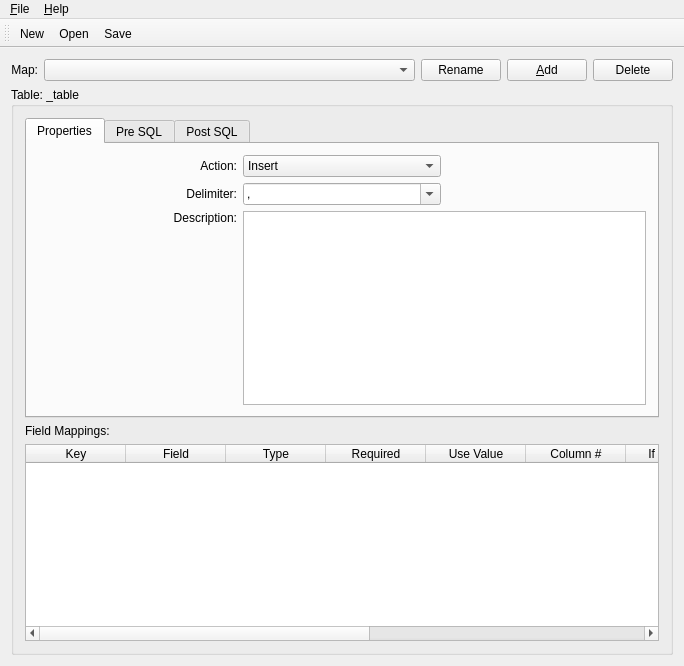
This is plugin/csvatlaswindow.ui in mmicr001/csvimp as Qt 5 draws it before an edit. The edited form follows.
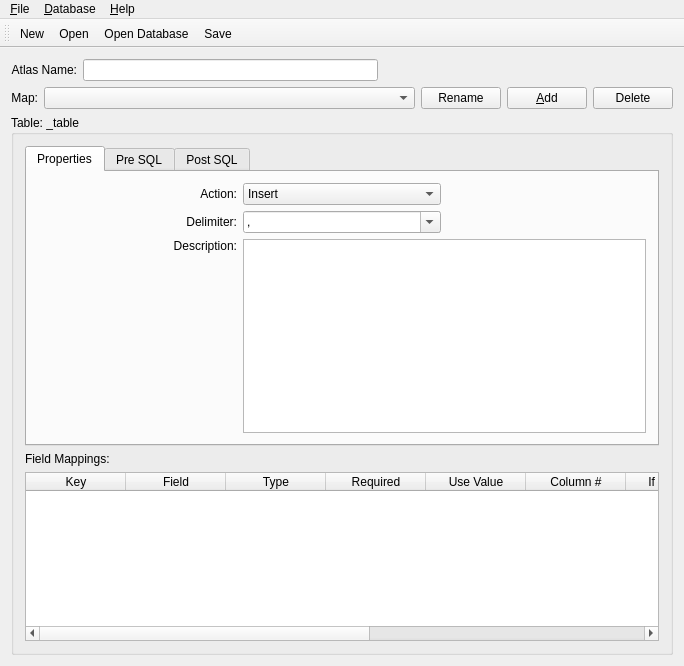
This is the edited form. Icons and pictures are not drawn.

Commit message: CSVImp: Add ability to save Atlas Maps to database (and process).  Fix icon images

```diff
--- a/plugin/csvatlaswindow.ui
+++ b/plugin/csvatlaswindow.ui
@@ -15,6 +15,39 @@
   </property>
   <widget class="QWidget" name="widget">
    <layout class="QVBoxLayout">
+    <item>
+     <layout class="QHBoxLayout">
+      <item>
+       <widget class="QLabel" name="_atlasNameLit">
+        <property name="text">
+         <string>Atlas Name:</string>
+        </property>
+        <property name="alignment">
+         <set>Qt::AlignRight|Qt::AlignTrailing|Qt::AlignVCenter</set>
+        </property>
+       </widget>
+      </item>
+      <item>
+       <widget class="QLineEdit" name="_atlasName" />
+      </item>
+      <item>
+       <spacer name="_spacer1">
+        <property name="orientation">
+         <enum>Qt::Horizontal</enum>
+        </property>
+        <property name="sizeType">
+         <enum>QSizePolicy::Expanding</enum>
+        </property>
+        <property name="sizeHint" stdset="0">
+         <size>
+          <width>20</width>
+          <height>0</height>
+         </size>
+        </property>
+       </spacer>
+      </item>
+     </layout>
+    </item>
     <item>
      <layout class="QHBoxLayout">
       <item>
@@ -321,6 +354,7 @@
    </attribute>
    <addaction name="fileNewAction"/>
    <addaction name="fileOpenAction"/>
+   <addaction name="dbOpenAction"/>
    <addaction name="fileSaveAction"/>
   </widget>
   <widget class="QMenuBar" name="MenuBar">
@@ -345,6 +379,14 @@
     <addaction name="separator"/>
     <addaction name="fileExitAction"/>
    </widget>
+   <widget class="QMenu" name="databaseMenu">
+    <property name="title">
+     <string>&amp;Database</string>
+    </property>
+    <addaction name="dbOpenAction"/>
+    <addaction name="dbSaveAction" />
+    <addaction name="dbDeleteAction" />
+   </widget>
    <widget class="QMenu" name="helpMenu">
     <property name="title">
      <string>&amp;Help</string>
@@ -355,6 +397,7 @@
     <addaction name="helpAboutAction"/>
    </widget>
    <addaction name="fileMenu"/>
+   <addaction name="databaseMenu"/>
    <addaction name="helpMenu"/>
   </widget>
   <action name="fileNewAction">
@@ -393,6 +436,24 @@
     <cstring>fileOpenAction</cstring>
    </property>
   </action>
+  <action name="dbOpenAction">
+   <property name="icon">
+    <iconset>
+     <normaloff>:/images/opendb.png</normaloff>:/images/opendb.png</iconset>
+   </property>
+   <property name="text">
+    <string>Open from Database</string>
+   </property>
+   <property name="iconText">
+    <string>Open Database</string>
+   </property>
+   <property name="shortcut">
+    <string>Ctrl+O</string>
+   </property>
+   <property name="name" stdset="0">
+    <cstring>dbOpenAction</cstring>
+   </property>
+  </action>
   <action name="fileSaveAction">
    <property name="icon">
     <iconset>
```
Left out of the diff: 83 changed lines with no effect on the pictures. The commit also changes 17 other files.
